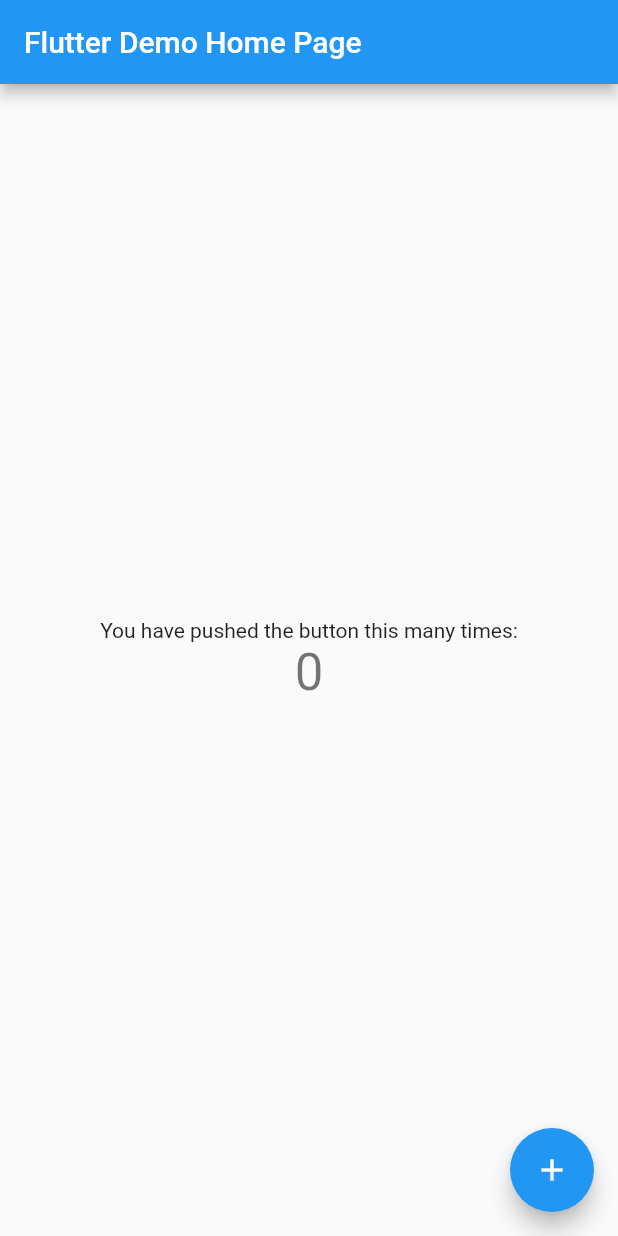
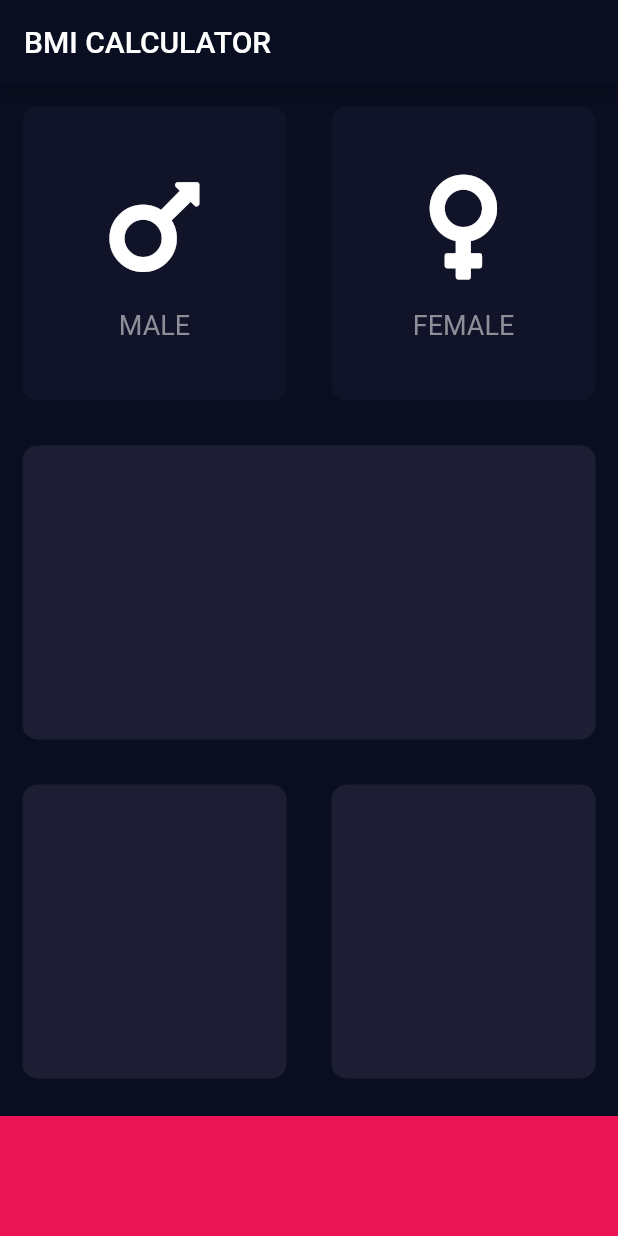
Before and after one commit to stefo231/bmi_calculator, a Flutter app: the screen it shows after launch, on a phone screen of 412 x 824 dp. Run offline on Flutter 3.47's test engine with Material 2 defaults, Android fonts, the phone set to English and light mode, and no system bars; our stand-ins replace font_awesome_flutter.

```diff
--- /dev/null
+++ b/lib/icon_content.dart
@@ -0,0 +1,31 @@
+import 'package:flutter/material.dart';
+
+class IconContent extends StatelessWidget {
+  IconContent({@required this.label, this.icon});
+
+  final IconData icon;
+  final String label;
+
+  @override
+  Widget build(BuildContext context) {
+    return Column(
+      mainAxisAlignment: MainAxisAlignment.center,
+      children: [
+        Icon(
+          icon,
+          size: 80.0,
+        ),
+        SizedBox(
+          height: 15.0,
+        ),
+        Text(
+          label,
+          style: TextStyle(
+            fontSize: 18.0,
+            color: Color(0xFF8D8E98),
+          ),
+        )
+      ],
+    );
+  }
+}
--- /dev/null
+++ b/lib/input_page.dart
@@ -0,0 +1,103 @@
+import 'package:flutter/material.dart';
+import 'package:font_awesome_flutter/font_awesome_flutter.dart';
+import 'reusable_card.dart';
+import 'icon_content.dart';
+
+const bottomContainerHeight = 80.0;
+const bottomContainerColour = Color(0xFFEB1555);
+const activeCardColour = Color(0xFF1D1E33);
+const inactiveCardColour = Color(0xFF111328);
+
+enum Gender {
+  male,
+  female,
+}
+
+class InputPage extends StatefulWidget {
+  @override
+  _InputPageState createState() => _InputPageState();
+}
+
+class _InputPageState extends State<InputPage> {
+  Gender selectedGender;
+
+  @override
+  Widget build(BuildContext context) {
+    return Scaffold(
+      appBar: AppBar(
+        title: Text('BMI CALCULATOR'),
+      ),
+      body: Column(
+        children: [
+          Expanded(
+              child: Row(
+            children: [
+              Expanded(
+                child: GestureDetector(
+                  onTap: () {
+                    setState(() {
+                      selectedGender = Gender.male;
+                    });
+                  },
+                  child: ReusableCard(
+                    colour: selectedGender == Gender.male
+                        ? activeCardColour
+                        : inactiveCardColour,
+                    cardChild: IconContent(
+                      icon: FontAwesomeIcons.mars,
+                      label: 'MALE',
+                    ),
+                  ),
+                ),
+              ),
+              Expanded(
+                child: GestureDetector(
+                  onTap: () {
+                    setState(() {
+                      selectedGender = Gender.female;
+                    });
+                  },
+                  child: ReusableCard(
+                    colour: selectedGender == Gender.female
+                        ? activeCardColour
+                        : inactiveCardColour,
+                    cardChild: IconContent(
+                      icon: FontAwesomeIcons.venus,
+                      label: "FEMALE",
+                    ),
+                  ),
+                ),
+              )
+            ],
+          )),
+          Expanded(
+            child: ReusableCard(
+              colour: activeCardColour,
+            ),
+          ),
+          Expanded(
+              child: Row(
+            children: [
+              Expanded(
+                child: ReusableCard(
+                  colour: activeCardColour,
+                ),
+              ),
+              Expanded(
+                child: ReusableCard(
+                  colour: activeCardColour,
+                ),
+              )
+            ],
+          )),
+          Container(
+            color: bottomContainerColour,
+            margin: EdgeInsets.only(top: 10.0),
+            width: double.infinity,
+            height: bottomContainerHeight,
+          )
+        ],
+      ),
+    );
+  }
+}
--- a/lib/main.dart
+++ b/lib/main.dart
@@ -1,117 +1,21 @@
 import 'package:flutter/material.dart';
+import 'package:flutter/rendering.dart';
+
+import 'input_page.dart';
 
 void main() {
   runApp(MyApp());
 }
 
 class MyApp extends StatelessWidget {
-  // This widget is the root of your application.
   @override
   Widget build(BuildContext context) {
     return MaterialApp(
-      title: 'Flutter Demo',
-      theme: ThemeData(
-        // This is the theme of your application.
-        //
-        // Try running your application with "flutter run". You'll see the
-        // application has a blue toolbar. Then, without quitting the app, try
-        // changing the primarySwatch below to Colors.green and then invoke
-        // "hot reload" (press "r" in the console where you ran "flutter run",
-        // or simply save your changes to "hot reload" in a Flutter IDE).
-        // Notice that the counter didn't reset back to zero; the application
-        // is not restarted.
-        primarySwatch: Colors.blue,
-        // This makes the visual density adapt to the platform that you run
-        // the app on. For desktop platforms, the controls will be smaller and
-        // closer together (more dense) than on mobile platforms.
-        visualDensity: VisualDensity.adaptivePlatformDensity,
+      theme: ThemeData.dark().copyWith(
+        primaryColor: Color(0xFF0A0E21),
+        scaffoldBackgroundColor: Color(0xFF0A0E21),
       ),
-      home: MyHomePage(title: 'Flutter Demo Home Page'),
+      home: InputPage(),
     );
   }
 }
-
-class MyHomePage extends StatefulWidget {
-  MyHomePage({Key key, this.title}) : super(key: key);
-
-  // This widget is the home page of your application. It is stateful, meaning
-  // that it has a State object (defined below) that contains fields that affect
-  // how it looks.
-
-  // This class is the configuration for the state. It holds the values (in this
-  // case the title) provided by the parent (in this case the App widget) and
-  // used by the build method of the State. Fields in a Widget subclass are
-  // always marked "final".
-
-  final String title;
-
-  @override
-  _MyHomePageState createState() => _MyHomePageState();
-}
-
-class _MyHomePageState extends State<MyHomePage> {
-  int _counter = 0;
-
-  void _incrementCounter() {
-    setState(() {
-      // This call to setState tells the Flutter framework that something has
-      // changed in this State, which causes it to rerun the build method below
-      // so that the display can reflect the updated values. If we changed
-      // _counter without calling setState(), then the build method would not be
-      // called again, and so nothing would appear to happen.
-      _counter++;
-    });
-  }
-
-  @override
-  Widget build(BuildContext context) {
-    // This method is rerun every time setState is called, for instance as done
-    // by the _incrementCounter method above.
-    //
-    // The Flutter framework has been optimized to make rerunning build methods
-    // fast, so that you can just rebuild anything that needs updating rather
-    // than having to individually change instances of widgets.
-    return Scaffold(
-      appBar: AppBar(
-        // Here we take the value from the MyHomePage object that was created by
-        // the App.build method, and use it to set our appbar title.
-        title: Text(widget.title),
-      ),
-      body: Center(
-        // Center is a layout widget. It takes a single child and positions it
-        // in the middle of the parent.
-        child: Column(
-          // Column is also a layout widget. It takes a list of children and
-          // arranges them vertically. By default, it sizes itself to fit its
-          // children horizontally, and tries to be as tall as its parent.
-          //
-          // Invoke "debug painting" (press "p" in the console, choose the
-          // "Toggle Debug Paint" action from the Flutter Inspector in Android
-          // Studio, or the "Toggle Debug Paint" command in Visual Studio Code)
-          // to see the wireframe for each widget.
-          //
-          // Column has various properties to control how it sizes itself and
-          // how it positions its children. Here we use mainAxisAlignment to
-          // center the children vertically; the main axis here is the vertical
-          // axis because Columns are vertical (the cross axis would be
-          // horizontal).
-          mainAxisAlignment: MainAxisAlignment.center,
-          children: <Widget>[
-            Text(
-              'You have pushed the button this many times:',
-            ),
-            Text(
-              '$_counter',
-              style: Theme.of(context).textTheme.headline4,
-            ),
-          ],
-        ),
-      ),
-      floatingActionButton: FloatingActionButton(
-        onPressed: _incrementCounter,
-        tooltip: 'Increment',
-        child: Icon(Icons.add),
-      ), // This trailing comma makes auto-formatting nicer for build methods.
-    );
-  }
-}
--- /dev/null
+++ b/lib/reusable_card.dart
@@ -0,0 +1,18 @@
+import 'package:flutter/material.dart';
+
+class ReusableCard extends StatelessWidget {
+  ReusableCard({@required this.colour, this.cardChild});
+
+  final Color colour;
+  final Widget cardChild;
+
+  @override
+  Widget build(BuildContext context) {
+    return Container(
+      child: cardChild,
+      margin: EdgeInsets.all(15.0),
+      decoration: BoxDecoration(
+          color: colour, borderRadius: BorderRadius.circular(10.0)),
+    );
+  }
+}
--- a/pubspec.yaml
+++ b/pubspec.yaml
@@ -3,7 +3,7 @@ description: A Beautiful Health App
 
 # The following line prevents the package from being accidentally published to
 # pub.dev using `pub publish`. This is preferred for private packages.
-publish_to: 'none' # Remove this line if you wish to publish to pub.dev
+publish_to: "none" # Remove this line if you wish to publish to pub.dev
 
 # The following defines the version and build number for your application.
 # A version number is three numbers separated by dots, like 1.2.43
@@ -24,10 +24,10 @@ dependencies:
   flutter:
     sdk: flutter
 
-
   # The following adds the Cupertino Icons font to your application.
   # Use with the CupertinoIcons class for iOS style icons.
   cupertino_icons: ^0.1.3
+  font_awesome_flutter: ^8.8.1
 
 dev_dependencies:
   flutter_test:
@@ -38,7 +38,6 @@ dev_dependencies:
 
 # The following section is specific to Flutter.
 flutter:
-
   # The following line ensures that the Material Icons font is
   # included with your application, so that you can use the icons in
   # the material Icons class.
```
Also changed, not shown: pubspec.lock.
